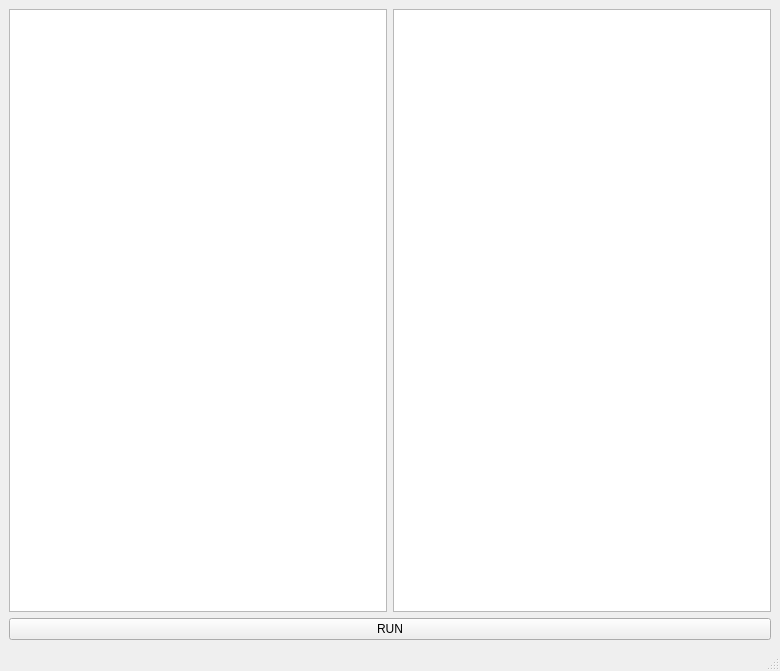
First picture: the form in mainwindow.ui, repository NikitaShd/LexemTest, before the edit.
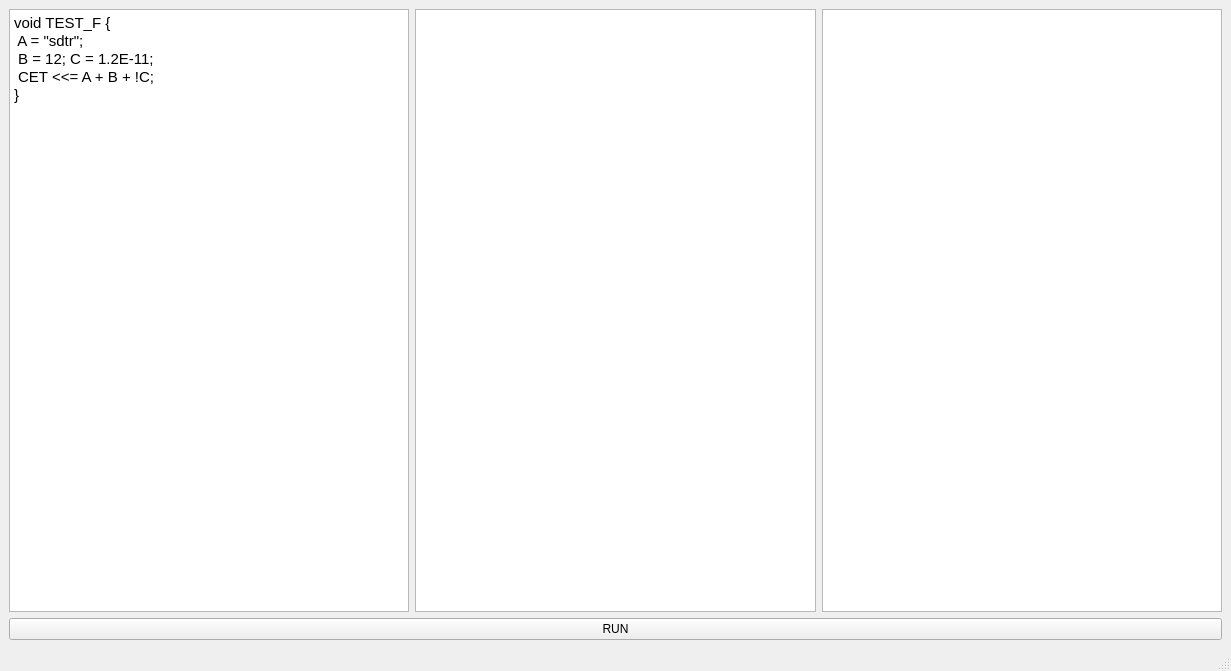
Second picture: the form after the edit.

```diff
--- a/mainwindow.ui
+++ b/mainwindow.ui
@@ -6,7 +6,7 @@
    <rect>
     <x>0</x>
     <y>0</y>
-    <width>780</width>
+    <width>1231</width>
     <height>671</height>
    </rect>
   </property>
@@ -18,7 +18,26 @@
     <item>
      <layout class="QHBoxLayout" name="horizontalLayout">
       <item>
-       <widget class="QTextEdit" name="textEdit"/>
+       <widget class="QTextEdit" name="textEdit">
+        <property name="html">
+         <string>&lt;!DOCTYPE HTML PUBLIC &quot;-//W3C//DTD HTML 4.0//EN&quot; &quot;http://www.w3.org/TR/REC-html40/strict.dtd&quot;&gt;
+&lt;html&gt;&lt;head&gt;&lt;meta name=&quot;qrichtext&quot; content=&quot;1&quot; /&gt;&lt;style type=&quot;text/css&quot;&gt;
+p, li { white-space: pre-wrap; }
+&lt;/style&gt;&lt;/head&gt;&lt;body style=&quot; font-family:'Ubuntu'; font-size:11pt; font-weight:400; font-style:normal;&quot;&gt;
+&lt;p style=&quot; margin-top:0px; margin-bottom:0px; margin-left:0px; margin-right:0px; -qt-block-indent:0; text-indent:0px;&quot;&gt;void TEST_F {&lt;/p&gt;
+&lt;p style=&quot; margin-top:0px; margin-bottom:0px; margin-left:0px; margin-right:0px; -qt-block-indent:0; text-indent:0px;&quot;&gt; A = &amp;quot;sdtr&amp;quot;;&lt;/p&gt;
+&lt;p style=&quot; margin-top:0px; margin-bottom:0px; margin-left:0px; margin-right:0px; -qt-block-indent:0; text-indent:0px;&quot;&gt; B = 12; C = 1.2E-11;&lt;/p&gt;
+&lt;p style=&quot; margin-top:0px; margin-bottom:0px; margin-left:0px; margin-right:0px; -qt-block-indent:0; text-indent:0px;&quot;&gt; CET &amp;lt;&amp;lt;= A + B + !C; &lt;/p&gt;
+&lt;p style=&quot; margin-top:0px; margin-bottom:0px; margin-left:0px; margin-right:0px; -qt-block-indent:0; text-indent:0px;&quot;&gt;}&lt;/p&gt;&lt;/body&gt;&lt;/html&gt;</string>
+        </property>
+       </widget>
+      </item>
+      <item>
+       <widget class="QTableWidget" name="tableWidget">
+        <attribute name="horizontalHeaderHighlightSections">
+         <bool>false</bool>
+        </attribute>
+       </widget>
       </item>
       <item>
        <widget class="QListWidget" name="listWidget"/>
```
Left out of the diff: 2 changed lines with no effect on the pictures.
